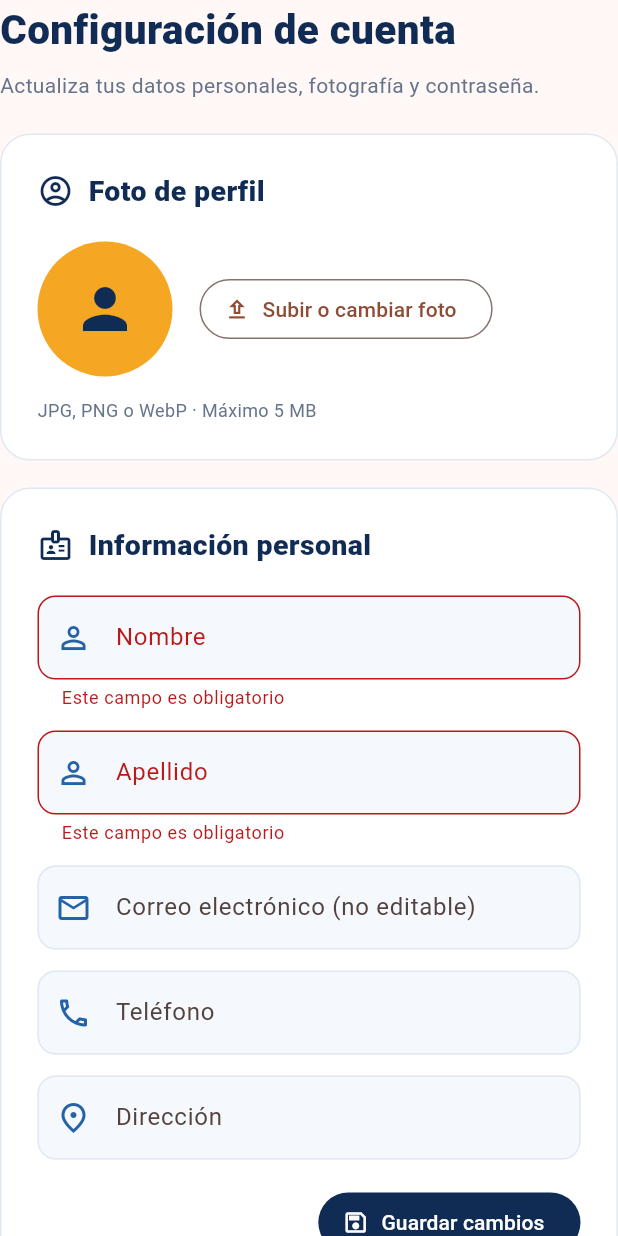
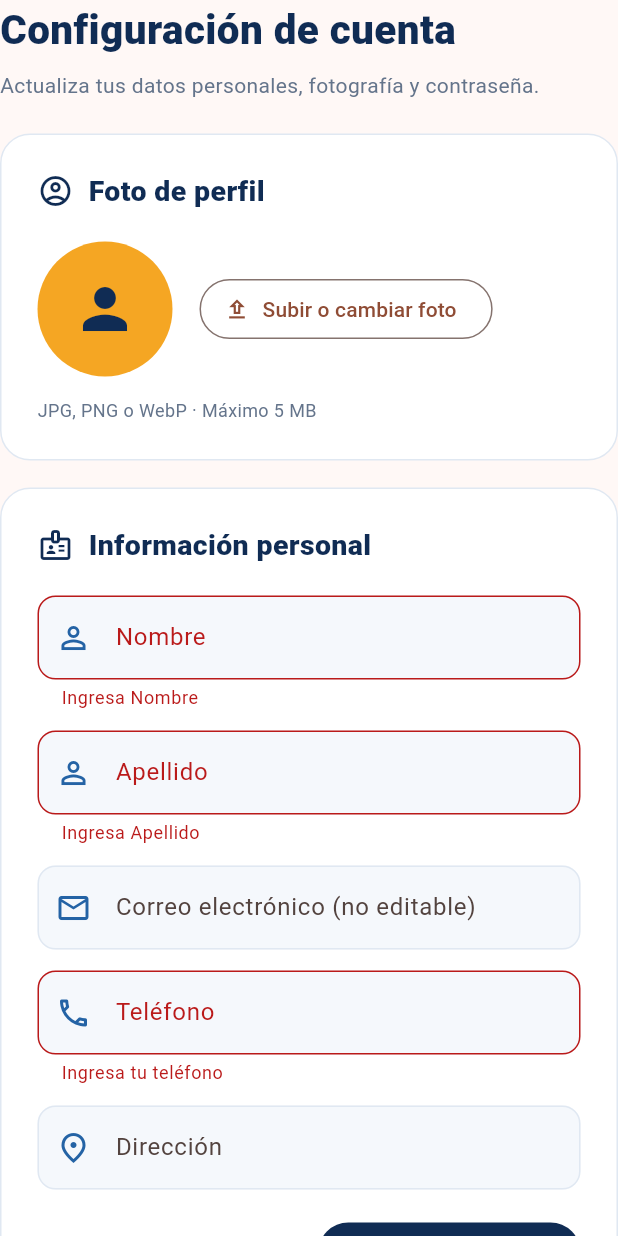
Before and after one commit to DTumbacoE/FrontWAO, a Flutter app: the ConfiguracionCuentaWeb widget shown alone on an empty page, opened directly with empty values, after a tap on "Guardar cambios", on a phone screen of 412 x 824 dp. Run offline on Flutter 3.47's test engine with Material 3 defaults, Android fonts, the phone set to English and light mode, and no system bars; our stand-ins replace dio, file_picker, geolocator, google_maps_flutter, image_picker, shared_preferences; accounts and stored records are empty; network calls fail.

Commit message:
validaciones de front

```diff
--- /dev/null
+++ b/lib/Services/cliente_http.dart
@@ -0,0 +1,6 @@
+import 'package:http/http.dart' as http;
+
+import 'cliente_http_stub.dart'
+    if (dart.library.js_interop) 'cliente_http_web.dart' as plataforma;
+
+http.Client crearClienteHttp() => plataforma.crearClienteHttp();
--- /dev/null
+++ b/lib/Services/cliente_http_stub.dart
@@ -0,0 +1,3 @@
+import 'package:http/http.dart' as http;
+
+http.Client crearClienteHttp() => http.Client();
--- /dev/null
+++ b/lib/Services/cliente_http_web.dart
@@ -0,0 +1,6 @@
+import 'package:http/browser_client.dart';
+import 'package:http/http.dart' as http;
+
+http.Client crearClienteHttp() {
+  return BrowserClient()..withCredentials = true;
+}
--- a/lib/Web/ConfiguracionCuentaWeb.dart
+++ b/lib/Web/ConfiguracionCuentaWeb.dart
@@ -1,6 +1,8 @@
 import 'dart:typed_data';
 import 'package:file_picker/file_picker.dart';
 import 'package:flutter/material.dart';
+import 'package:flutter/services.dart';
+import '../validaciones/validaciones_wao.dart';
 import '../Services/Usuarios.dart';
 
 const _navy = Color(0xFF102C54);
@@ -96,10 +98,10 @@ class _ConfiguracionCuentaWebState extends State<ConfiguracionCuentaWeb> {
     if (_guardando || !_datosKey.currentState!.validate()) return;
     setState(() => _guardando = true);
     final respuesta = await _api.editarPerfil(
-      nombre: _nombre.text,
-      apellido: _apellido.text,
-      telefono: _telefono.text,
-      direccion: _direccion.text,
+      nombre: _nombre.text.trim(),
+      apellido: _apellido.text.trim(),
+      telefono: _telefono.text.trim(),
+      direccion: _direccion.text.trim(),
     );
     if (!mounted) return;
     setState(() => _guardando = false);
@@ -271,13 +273,20 @@ class _ConfiguracionCuentaWebState extends State<ConfiguracionCuentaWeb> {
     IconData icono, {
     int max = 100,
     bool requerido = false,
+    String? Function(String?)? validar,
+    TextInputType? teclado,
+    List<TextInputFormatter>? filtros,
   }) => TextFormField(
     controller: controller,
     maxLength: max,
+    keyboardType: teclado,
+    inputFormatters: filtros,
+    autovalidateMode: AutovalidateMode.onUserInteraction,
     decoration: _decoracion(titulo, icono: icono).copyWith(counterText: ''),
-    validator: (v) => requerido && (v == null || v.trim().isEmpty)
-        ? 'Este campo es obligatorio'
-        : null,
+    validator: validar ??
+        (v) => requerido && (v == null || v.trim().isEmpty)
+            ? 'Este campo es obligatorio'
+            : null,
   );
 
   Widget _campoClave(
@@ -289,7 +298,11 @@ class _ConfiguracionCuentaWebState extends State<ConfiguracionCuentaWeb> {
   ) => TextFormField(
     controller: controller,
     obscureText: ocultar,
+    maxLength: 128,
+    maxLengthEnforcement: MaxLengthEnforcement.enforced,
+    autovalidateMode: AutovalidateMode.onUserInteraction,
     autocorrect: false,
+    keyboardType: TextInputType.visiblePassword,
     enableSuggestions: false,
     decoration: _decoracion(
       titulo,
@@ -380,6 +393,8 @@ class _ConfiguracionCuentaWebState extends State<ConfiguracionCuentaWeb> {
                                 'Nombre',
                                 Icons.person_outline,
                                 requerido: true,
+                                 max: 60,
+                                 validar: (v) => ValidacionesWao.nombre(v),
                               ),
                             ),
                             const SizedBox(width: 14),
@@ -389,6 +404,8 @@ class _ConfiguracionCuentaWebState extends State<ConfiguracionCuentaWeb> {
                                 'Apellido',
                                 Icons.person_outline,
                                 requerido: true,
+                                 max: 60,
+                                 validar: (v) => ValidacionesWao.nombre(v, campo: 'Apellido'),
                               ),
                             ),
                           ],
@@ -400,6 +417,8 @@ class _ConfiguracionCuentaWebState extends State<ConfiguracionCuentaWeb> {
                               'Nombre',
                               Icons.person_outline,
                               requerido: true,
+                                 max: 60,
+                                 validar: (v) => ValidacionesWao.nombre(v),
                             ),
                             const SizedBox(height: 14),
                             _campo(
@@ -407,6 +426,8 @@ class _ConfiguracionCuentaWebState extends State<ConfiguracionCuentaWeb> {
                               'Apellido',
                               Icons.person_outline,
                               requerido: true,
+                                 max: 60,
+                                 validar: (v) => ValidacionesWao.nombre(v, campo: 'Apellido'),
                             ),
                           ],
                         ),
@@ -421,7 +442,15 @@ class _ConfiguracionCuentaWebState extends State<ConfiguracionCuentaWeb> {
                   ),
                 ),
                 const SizedBox(height: 14),
-                _campo(_telefono, 'Teléfono', Icons.phone_outlined, max: 20),
+                _campo(
+                  _telefono,
+                  'Teléfono',
+                  Icons.phone_outlined,
+                  max: 10,
+                  teclado: TextInputType.phone,
+                  filtros: [FilteringTextInputFormatter.digitsOnly],
+                  validar: ValidacionesWao.telefono,
+                ),
                 const SizedBox(height: 14),
                 _campo(_direccion, 'Dirección', Icons.place_outlined, max: 255),
                 const SizedBox(height: 18),
@@ -464,11 +493,7 @@ class _ConfiguracionCuentaWebState extends State<ConfiguracionCuentaWeb> {
                   'Nueva contraseña',
                   _ocultarNueva,
                   () => setState(() => _ocultarNueva = !_ocultarNueva),
-                  (v) => v == null || v.length < 12 || v.length > 128
-                      ? 'Debe tener entre 12 y 128 caracteres'
-                      : v == _actual.text
-                      ? 'Debe ser diferente de la actual'
-                      : null,
+                  (v) => ValidacionesWao.contrasenaNueva(v, _actual.text),
                 ),
                 const SizedBox(height: 14),
                 _campoClave(
--- /dev/null
+++ b/lib/validaciones/validaciones_wao.dart
@@ -0,0 +1,45 @@
+class ValidacionesWao {
+  static String? nombre(String? value, {String campo = 'Nombre'}) {
+    final texto = (value ?? '').trim();
+    if (texto.isEmpty) return 'Ingresa $campo';
+    if (texto.length < 2 || texto.length > 60) {
+      return '$campo debe tener entre 2 y 60 caracteres';
+    }
+    final patron = RegExp(r"^[A-Za-zÁÉÍÓÚÜÑáéíóúüñ]+(?:[ '\-][A-Za-zÁÉÍÓÚÜÑáéíóúüñ]+)*$");
+    if (!patron.hasMatch(texto)) {
+      return 'Usa letras y separadores válidos, sin números ni símbolos';
+    }
+    return null;
+  }
+
+  static String? telefono(String? value) {
+    final texto = (value ?? '').trim();
+    if (texto.isEmpty) return 'Ingresa tu teléfono';
+    if (!RegExp(r'^0[0-9]{9}$').hasMatch(texto)) {
+      return 'Debe comenzar por 0 y tener exactamente 10 dígitos';
+    }
+    return null;
+  }
+
+  static String? contrasenaNueva(String? value, String actual) {
+    final clave = value ?? '';
+    if (clave.length < 12 || clave.length > 128) {
+      return 'Debe tener entre 12 y 128 caracteres';
+    }
+    if (clave.trim().isEmpty || clave != clave.trim()) {
+      return 'No uses solo espacios ni espacios al inicio o final';
+    }
+    if (clave == actual) return 'Debe ser diferente de la actual';
+    return null;
+  }
+
+  static String? correo(String? value) {
+    final correo = (value ?? '').trim();
+    if (correo.isEmpty) return 'Ingresa tu correo';
+    if (correo.length > 254 ||
+        !RegExp(r'^[^@\s]+@[^@\s]+\.[^@\s]+$').hasMatch(correo)) {
+      return 'Correo electrónico inválido';
+    }
+    return null;
+  }
+}
```
Also changed, not shown: lib/Services/Usuarios.dart (+55 -26 lines), lib/Web/HomeWeb.dart (+18 -1 lines), lib/Web/LoginWeb.dart (+8 -11 lines), lib/Web/RegistroWeb.dart (+37 -20 lines), 1 other file.
